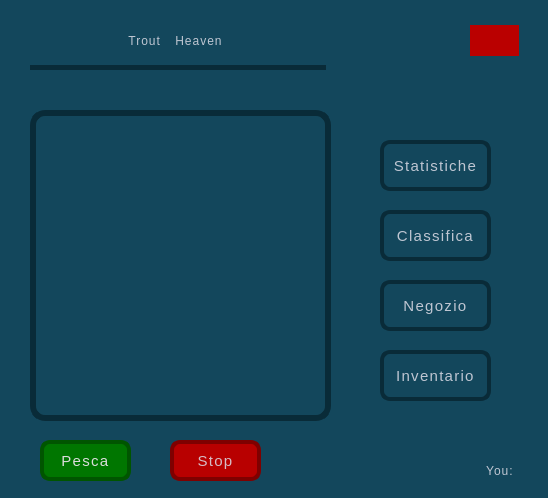
This is QtApplication/TroutHeavenApp/home_page_dialog.ui in vince-exe/TroutHeaven as Qt 5 draws it before an edit. The edited form follows.
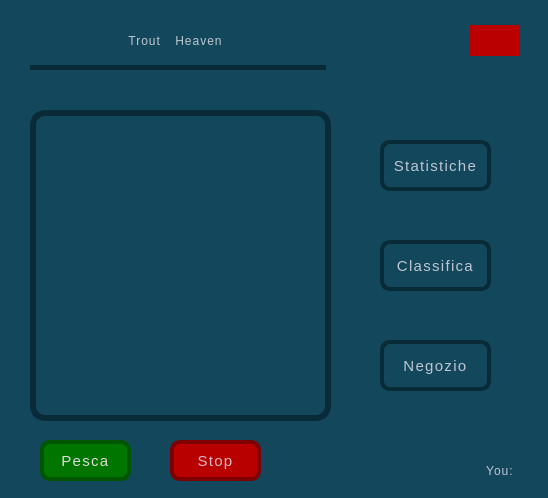
This is the edited form.

```diff
--- a/QtApplication/TroutHeavenApp/home_page_dialog.ui
+++ b/QtApplication/TroutHeavenApp/home_page_dialog.ui
@@ -178,7 +178,7 @@
    <property name="geometry">
     <rect>
      <x>380</x>
-     <y>210</y>
+     <y>240</y>
      <width>111</width>
      <height>51</height>
     </rect>
@@ -249,7 +249,7 @@
    <property name="geometry">
     <rect>
      <x>380</x>
-     <y>280</y>
+     <y>340</y>
      <width>111</width>
      <height>51</height>
     </rect>
@@ -273,34 +273,6 @@
     <string>Negozio</string>
    </property>
   </widget>
-  <widget class="QPushButton" name="inventaryBtn">
-   <property name="geometry">
-    <rect>
-     <x>380</x>
-     <y>350</y>
-     <width>111</width>
-     <height>51</height>
-    </rect>
-   </property>
-   <property name="styleSheet">
-    <string notr="true">QPushButton {
-    border: 4px solid #092b38;
-    background-color: #13475c;
-    color: #dbdbdbe5;
-    font-size: 15px;
-    outline: none;
-    letter-spacing: 1.3px;
-    border-radius: 10px;
-}
-
-QPushButton:hover {
-	border: 5px solid #092b38;
-}</string>
-   </property>
-   <property name="text">
-    <string>Inventario</string>
-   </property>
-  </widget>
  </widget>
  <resources/>
  <connections/>
```
